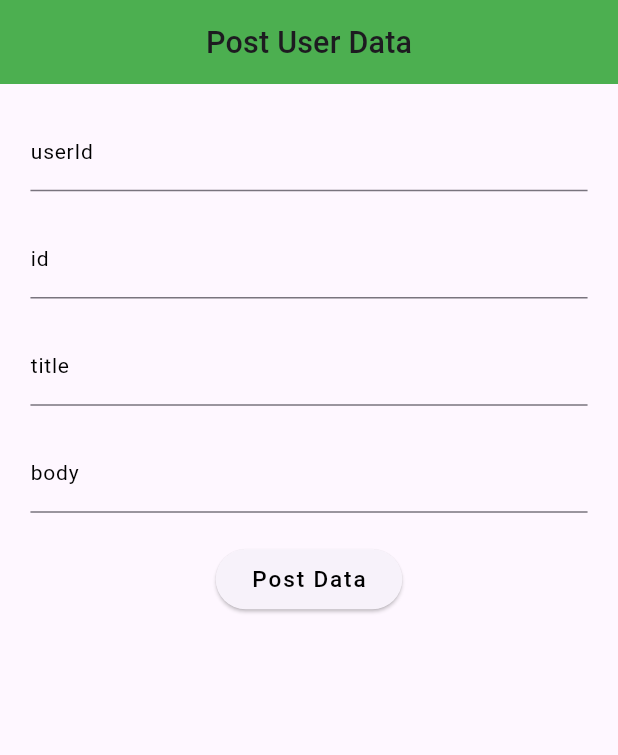
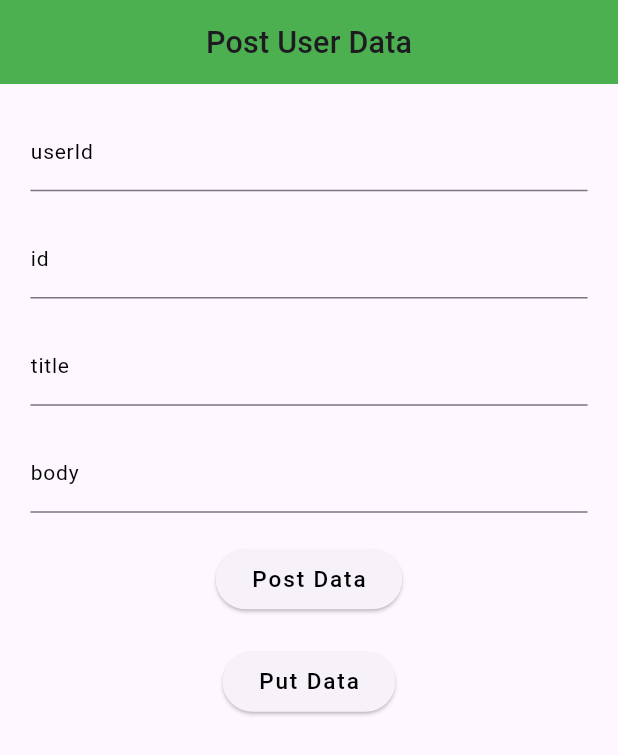
Before and after one commit to Mateo-David/Dio-API-Integration, a Flutter app: the screen it shows after launch, on a phone screen of 412 x 824 dp. Shown: the top 755 px of the screen. Run offline on Flutter 3.47's test engine with Material 3 defaults, Android fonts, the phone set to English and light mode, and no system bars; our stand-ins replace dio, flutter_screenutil, get; missing offline and left inert: dart:html.

Commit message:
putUserData

```diff
--- a/lib/app/data/api_crud.dart
+++ b/lib/app/data/api_crud.dart
@@ -20,4 +20,11 @@ class APICrudOperation {
       },
     );
   }
+
+  putUserData(putUrl) async {
+    return await Dio().put(putUrl, data: {
+      "title": "Muneeb Shahid putUserData",
+      "body": "Fluter Developer putUserData",
+    },);
+  }
 }
--- a/lib/view-models/post_user_data_controller/post_user_data_controller.dart
+++ b/lib/view-models/post_user_data_controller/post_user_data_controller.dart
@@ -13,6 +13,7 @@ class PostUserDataController extends GetxController {
 
   GlobalKey<FormState> formkey = GlobalKey<FormState>();
   var url = "https://jsonplaceholder.typicode.com/posts";
+  var putUrl = "https://jsonplaceholder.typicode.com/posts/1";
 
   postUserData() async {
     var response = await APICrudOperation().postUserMethod(url);
@@ -21,4 +22,11 @@ class PostUserDataController extends GetxController {
     print(responseBody);
     return responseBody;
   }
+
+  putUserData() async {
+    var response = await APICrudOperation().putUserData(putUrl);
+    var responseBody = response.data;
+    print(responseBody);
+    return responseBody;
+  }
 }
--- a/lib/view/post_user_data/post_user_data.dart
+++ b/lib/view/post_user_data/post_user_data.dart
@@ -90,6 +90,18 @@ class PostUserData extends StatelessWidget {
                     "Post Data",
                     style: TextStyle(fontSize: 15, color: Colors.black),
                   ),
+                ),
+                SizedBox(
+                  height: 20.h,
+                ),
+                ElevatedButton(
+                  onPressed: () {
+                    postuserdatacontroller.putUserData();
+                  },
+                  child: const Text(
+                    "Put Data",
+                    style: TextStyle(fontSize: 15, color: Colors.black),
+                  ),
                 )
               ],
             ),
```
